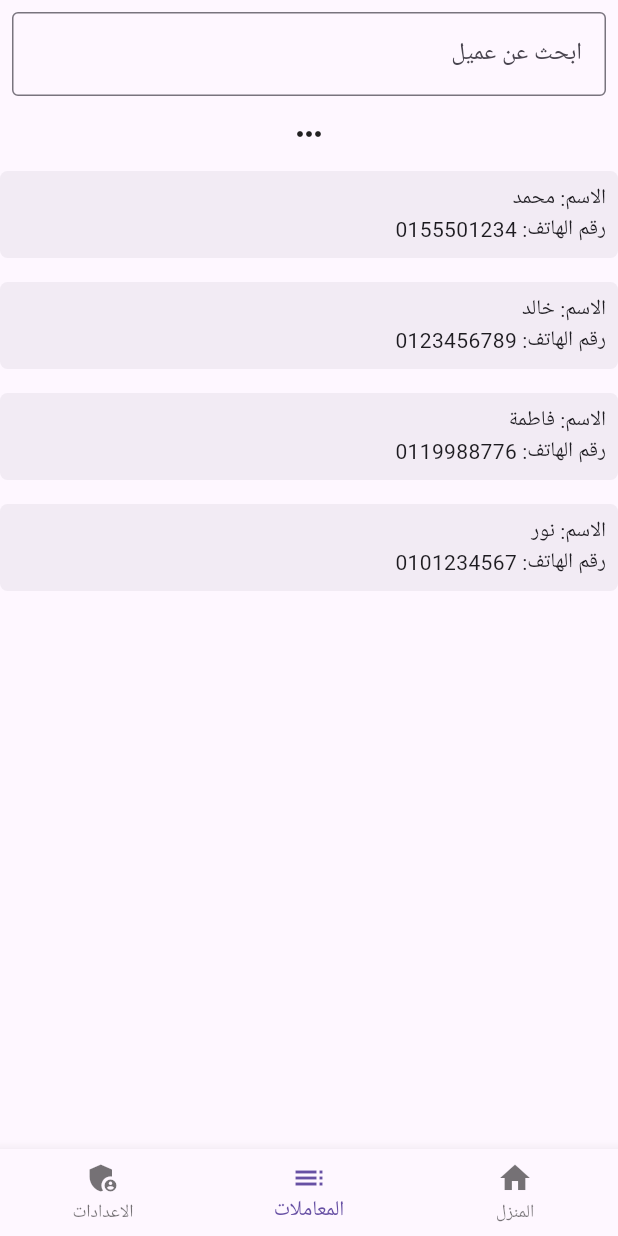
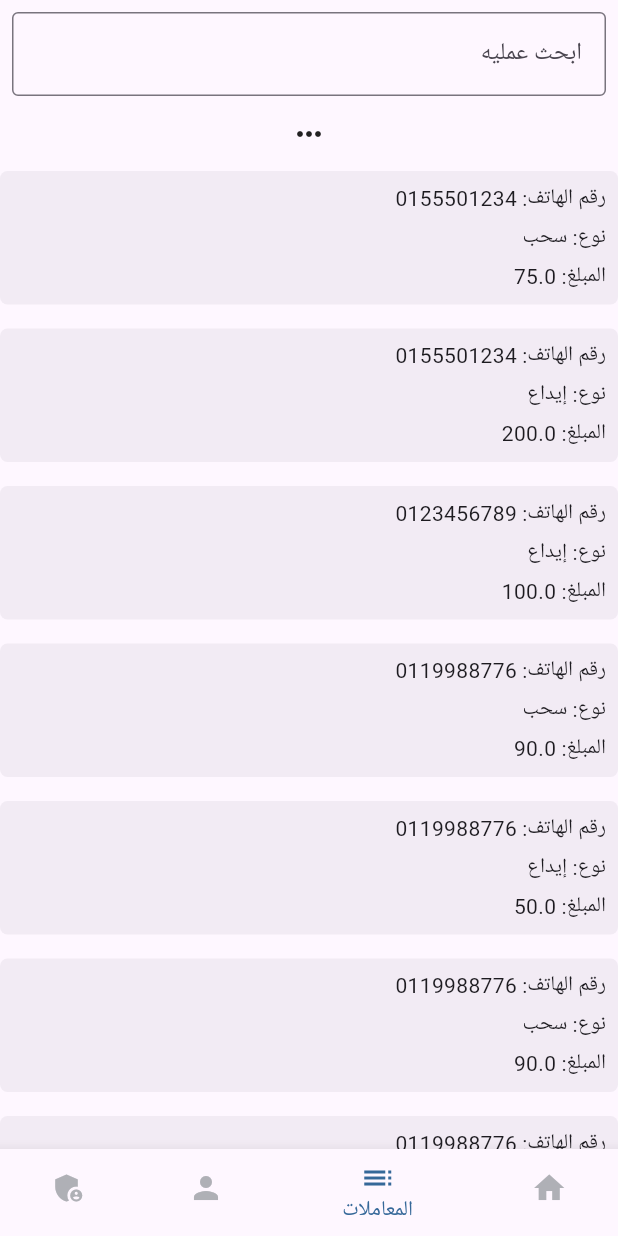
Before and after one commit to AliAshrafAnwaar/transaction_app, a Flutter app: the screen it shows after launch, item 2 of the bottom bar chosen, on a phone screen of 412 x 824 dp. Run offline on Flutter 3.47's test engine with Material 3 defaults, Android fonts, the phone set to English and light mode, and no system bars.

Commit message:
added all transactions screen

```diff
--- a/lib/data/model/client.dart
+++ b/lib/data/model/client.dart
@@ -1,3 +1,5 @@
+import 'dart:collection';
+
 import 'package:transaction_app/data/model/transaction.dart';
 
 class Client {
@@ -43,6 +45,7 @@ class Client {
       }
     }
     clients.add(client);
+    allTransactions.insert(0, client.transactions![0]);
     print(2);
     return;
   }
@@ -122,12 +125,6 @@ List<Client> clients = [
 
 List<Transaction> trans1 = [
   Transaction(
-    amount: 150,
-    payMethod: 'نقدي',
-    type: 'شراء',
-    phoneNumber: '0155501234',
-  ),
-  Transaction(
     amount: 75,
     payMethod: 'بطاقة',
     type: 'سحب',
@@ -138,6 +135,18 @@ List<Transaction> trans1 = [
     payMethod: 'تحويل',
     type: 'إيداع',
     phoneNumber: '0155501234',
+  ),
+  Transaction(
+    amount: 100,
+    payMethod: 'تحويل',
+    type: 'إيداع',
+    phoneNumber: '0123456789',
+  ),
+  Transaction(
+    amount: 90,
+    payMethod: 'نقدي',
+    type: 'سحب',
+    phoneNumber: '0119988776',
   ),
 ];
 
@@ -158,15 +167,76 @@ List<Transaction> trans2 = [
 
 List<Transaction> trans3 = [
   Transaction(
-    amount: 120,
+    amount: 75,
     payMethod: 'بطاقة',
-    type: 'شراء',
+    type: 'سحب',
+    phoneNumber: '0155501234',
+  ),
+  Transaction(
+    amount: 200,
+    payMethod: 'تحويل',
+    type: 'إيداع',
+    phoneNumber: '0155501234',
+  ),
+  Transaction(
+    amount: 100,
+    payMethod: 'تحويل',
+    type: 'إيداع',
+    phoneNumber: '0123456789',
+  ),
+  Transaction(
+    amount: 90,
+    payMethod: 'نقدي',
+    type: 'سحب',
+    phoneNumber: '0119988776',
+  ),
+];
+
+List<Transaction> trans4 = [
+  Transaction(
+    amount: 100,
+    payMethod: 'تحويل',
+    type: 'إيداع',
+    phoneNumber: '0123456789',
+  ),
+  Transaction(
+    amount: 90,
+    payMethod: 'نقدي',
+    type: 'سحب',
+    phoneNumber: '0119988776',
+  ),
+];
+
+List<Transaction> allTransactions = [
+  // Manually filtered transactions with only "سحب" and "إيداع"
+  Transaction(
+    amount: 75,
+    payMethod: 'بطاقة',
+    type: 'سحب',
+    phoneNumber: '0155501234',
+  ),
+  Transaction(
+    amount: 200,
+    payMethod: 'تحويل',
+    type: 'إيداع',
+    phoneNumber: '0155501234',
+  ),
+  Transaction(
+    amount: 100,
+    payMethod: 'تحويل',
+    type: 'إيداع',
+    phoneNumber: '0123456789',
+  ),
+  Transaction(
+    amount: 90,
+    payMethod: 'نقدي',
+    type: 'سحب',
     phoneNumber: '0119988776',
   ),
   Transaction(
-    amount: 300,
-    payMethod: 'تحويل',
-    type: 'تحويل',
+    amount: 50,
+    payMethod: 'بطاقة',
+    type: 'إيداع',
     phoneNumber: '0119988776',
   ),
   Transaction(
@@ -181,15 +251,10 @@ List<Transaction> trans3 = [
     type: 'إيداع',
     phoneNumber: '0119988776',
   ),
-];
-
-List<Transaction> trans4 = [
   Transaction(
-    amount: 25,
-    payMethod: 'نقدي',
-    type: 'شراء',
-    phoneNumber: '0101234567',
+    amount: 100,
+    payMethod: 'تحويل',
+    type: 'إيداع',
+    phoneNumber: '0123456789',
   ),
 ];
-
-List<Transaction> allTransactions = [];
--- /dev/null
+++ b/lib/features/display/all_transactions.dart
@@ -0,0 +1,109 @@
+import 'package:flutter/material.dart';
+import 'package:transaction_app/core/app_colors.dart';
+import 'package:transaction_app/data/model/client.dart';
+import 'package:transaction_app/data/model/transaction.dart';
+
+class AllTransactions extends StatefulWidget {
+  const AllTransactions({super.key});
+
+  @override
+  State<AllTransactions> createState() => _AllTransactionsState();
+}
+
+class _AllTransactionsState extends State<AllTransactions> {
+  List<Transaction> filteredClients = [];
+  final TextEditingController searchController = TextEditingController();
+  String sortOption = 'phoneNumber'; // Default sort option
+
+  @override
+  void initState() {
+    super.initState();
+    filteredClients =
+        List.from(allTransactions); // Initialize with all transactions
+
+    // Add listener to search controller
+    searchController.addListener(() {
+      filterClients();
+    });
+  }
+
+  void filterClients() {
+    String query = searchController.text.toLowerCase();
+    setState(() {
+      // Filter transactions based on the query
+      filteredClients = allTransactions.where((transaction) {
+        return transaction.phoneNumber.toLowerCase().contains(query);
+      }).toList();
+
+      sortClients(); // Sort the filtered transactions
+    });
+  }
+
+  void sortClients() {
+    if (sortOption == 'phoneNumber') {
+      filteredClients.sort((a, b) => a.phoneNumber.compareTo(b.phoneNumber));
+    }
+  }
+
+  @override
+  Widget build(BuildContext context) {
+    return SafeArea(
+      child: Column(
+        children: [
+          // Search Bar
+          Padding(
+            padding: const EdgeInsets.all(8.0),
+            child: TextField(
+              controller: searchController,
+              decoration: const InputDecoration(
+                labelText: 'ابحث عمليه',
+                border: OutlineInputBorder(),
+              ),
+            ),
+          ),
+          const SizedBox(height: 5),
+          const Icon(Icons.more_horiz),
+          const SizedBox(height: 5),
+
+          // Transaction List
+          Expanded(
+            child: ListView.builder(
+              itemCount: filteredClients.length,
+              itemBuilder: (context, index) {
+                return GestureDetector(
+                  onTap: () {},
+                  child: Container(
+                    decoration: BoxDecoration(
+                      color: AppColors.secondaryText.withOpacity(0.05),
+                      borderRadius: const BorderRadius.all(Radius.circular(5)),
+                    ),
+                    padding: const EdgeInsets.all(8),
+                    margin: const EdgeInsets.symmetric(vertical: 8),
+                    child: Column(
+                      mainAxisAlignment: MainAxisAlignment.start,
+                      crossAxisAlignment: CrossAxisAlignment.start,
+                      children: [
+                        Text(
+                            'رقم الهاتف: ${filteredClients[index].phoneNumber}'),
+                        const SizedBox(height: 5),
+                        Text('نوع: ${filteredClients[index].type}'),
+                        const SizedBox(height: 5),
+                        Text('المبلغ: ${filteredClients[index].amount}'),
+                      ],
+                    ),
+                  ),
+                );
+              },
+            ),
+          ),
+        ],
+      ),
+    );
+  }
+
+  @override
+  void dispose() {
+    searchController.dispose(); // Dispose of the controller
+    super.dispose();
+  }
+}
--- a/lib/features/home/home.dart
+++ b/lib/features/home/home.dart
@@ -1,4 +1,6 @@
 import 'package:flutter/material.dart';
+import 'package:transaction_app/core/app_colors.dart';
+import 'package:transaction_app/features/display/all_transactions.dart';
 import 'package:transaction_app/features/display/display.dart';
 import 'package:transaction_app/features/home/application.dart';
 
@@ -12,8 +14,9 @@ class _HomeScreenState extends State<HomeScreen> {
 
   // List of pages to display for each bottom navigation item
   final List<Widget> _pages = [
-    Application(),
-    Display(),
+    const Application(),
+    const AllTransactions(),
+    const Display(),
     AdminPage(),
   ];
 
@@ -28,6 +31,8 @@ class _HomeScreenState extends State<HomeScreen> {
     return Scaffold(
       body: _pages[_selectedIndex], // Display the selected page
       bottomNavigationBar: BottomNavigationBar(
+        selectedItemColor: AppColors.primaryBlue,
+        unselectedItemColor: AppColors.hintColor,
         items: const <BottomNavigationBarItem>[
           BottomNavigationBarItem(
             icon: Icon(Icons.home),
@@ -36,6 +41,10 @@ class _HomeScreenState extends State<HomeScreen> {
           BottomNavigationBarItem(
             icon: Icon(Icons.list),
             label: 'المعاملات',
+          ),
+          BottomNavigationBarItem(
+            icon: Icon(Icons.person),
+            label: 'العملاء',
           ),
           BottomNavigationBarItem(
             icon: Icon(Icons.admin_panel_settings),
@@ -53,7 +62,7 @@ class _HomeScreenState extends State<HomeScreen> {
 class AdminPage extends StatelessWidget {
   @override
   Widget build(BuildContext context) {
-    return Center(
+    return const Center(
       child: Text('Admin Page', style: TextStyle(fontSize: 24)),
     );
   }
```
